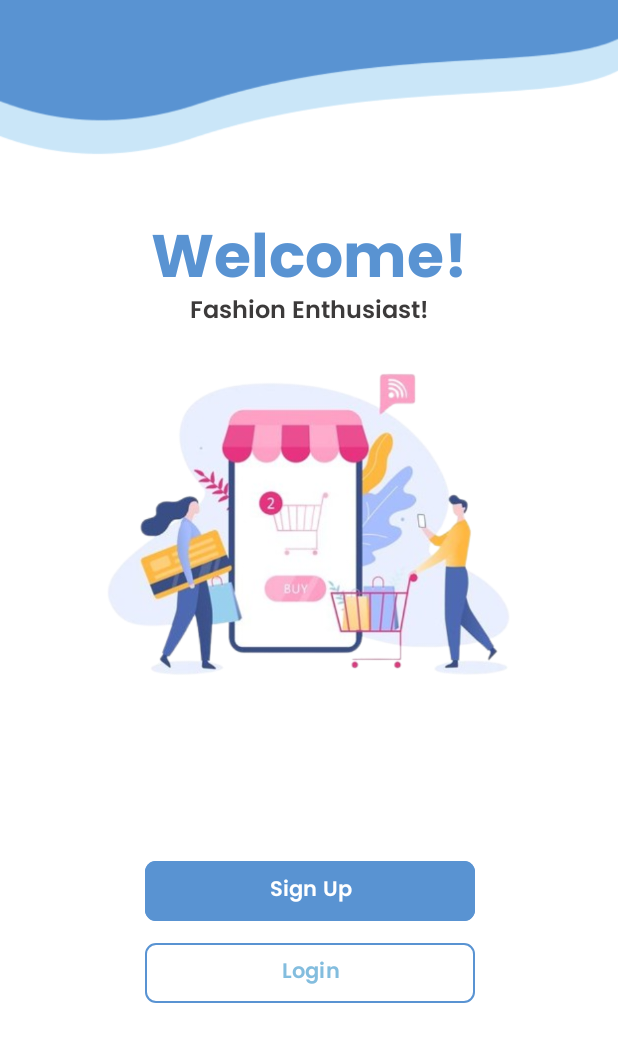
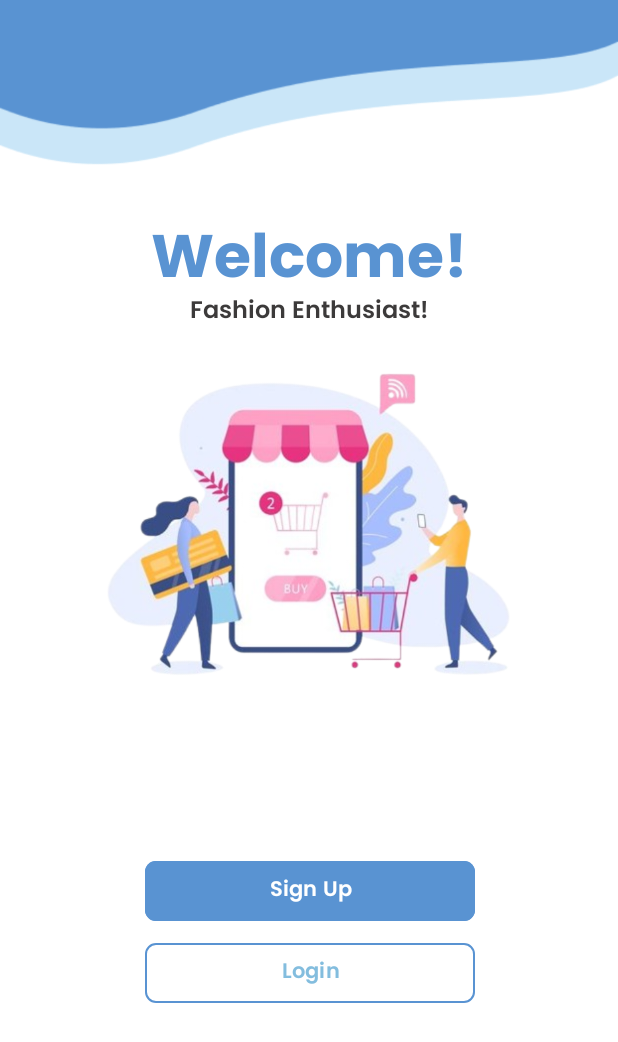
Before and after one commit to LindaDavid123/FashionApp, an Android app: the Welcome screen opened directly, with no data from a screen before it, on a phone screen of 412 x 824 dp. Shown: the top 1042 px of the screen. Run offline under Robolectric (Android 15) with nearby library versions, the phone set to English and light mode, and no system bars; 1 statement that could not run was skipped.

Commit message:
update home

```diff
--- a/app/src/main/res/layout/activity_register.xml
+++ b/app/src/main/res/layout/activity_register.xml
@@ -229,5 +229,4 @@
         app:layout_constraintEnd_toEndOf="parent"
         app:layout_constraintTop_toTopOf="parent"
         app:layout_constraintVertical_bias="0.0" />
-
 </androidx.constraintlayout.widget.ConstraintLayout>
--- a/app/src/main/res/layout/activity_welcome.xml
+++ b/app/src/main/res/layout/activity_welcome.xml
@@ -9,7 +9,7 @@
     <ImageView
         android:id="@+id/header"
         android:layout_width="0dp"
-        android:layout_height="150dp"
+        android:layout_height="160dp"
         android:background="@drawable/wave"
         app:layout_constraintEnd_toEndOf="parent"
         app:layout_constraintStart_toStartOf="parent"
@@ -98,5 +98,4 @@
         app:layout_constraintWidth_percent="0.8"
         app:strokeColor="#5993d2"
         app:strokeWidth="1dp" />
-
 </androidx.constraintlayout.widget.ConstraintLayout>
--- a/app/src/main/res/layout/fragment_order.xml
+++ b/app/src/main/res/layout/fragment_order.xml
@@ -313,4 +313,5 @@
         android:src="@drawable/ic_ellipse"
         app:layout_constraintTop_toTopOf="parent"
         tools:layout_editor_absoluteX="0dp" />
+
 </androidx.constraintlayout.widget.ConstraintLayout>
```
